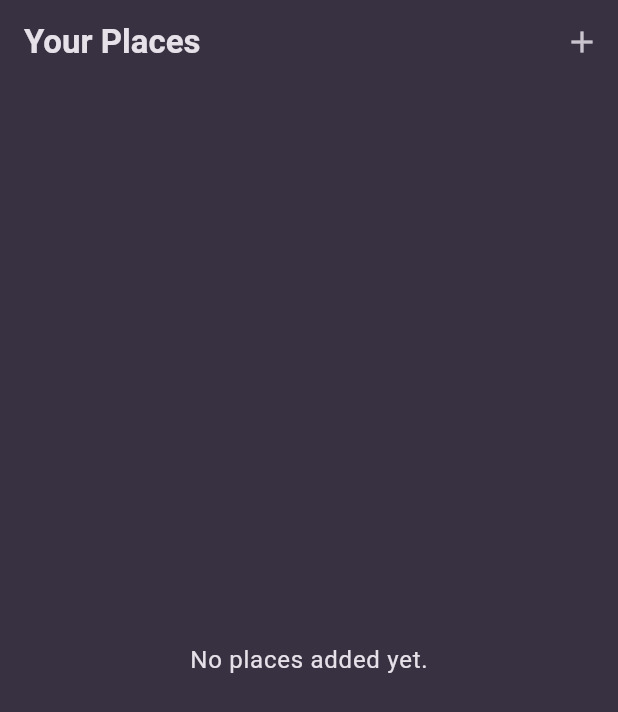
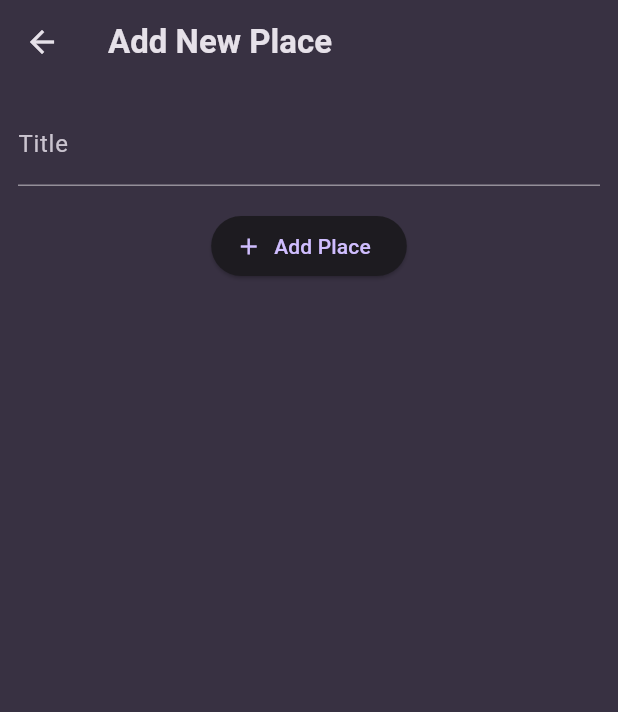
Before and after one commit to Agrima5115/Favorite_Places_App, a Flutter app: the screen it shows after launch, after a tap on the "add" icon, on a phone screen of 412 x 824 dp. Shown: the top 712 px of the screen. Run offline on Flutter 3.47's test engine with Material 3 defaults, Android fonts, the phone set to English and light mode, and no system bars; our stand-ins replace flutter_riverpod, google_fonts.

Commit message:
added navigation

```diff
--- a/lib/main.dart
+++ b/lib/main.dart
@@ -1,8 +1,7 @@
+import 'package:flutter/material.dart';
+import 'package:flutter_riverpod/flutter_riverpod.dart';
+import 'package:google_fonts/google_fonts.dart';
 import 'package:favorite_places/screens/places.dart';
-import 'package:favorite_places/widgets/places_list.dart';
-import 'package:flutter/material.dart';
-
-import 'package:google_fonts/google_fonts.dart';
 
 final colorScheme = ColorScheme.fromSeed(
   brightness: Brightness.dark,
@@ -28,7 +27,9 @@ final theme = ThemeData().copyWith(
 
 void main() {
   runApp(
-      const MyApp(),
+    const ProviderScope(
+      child: MyApp(),
+    ),
   );
 }
 
--- /dev/null
+++ b/lib/providers/user_places.dart
@@ -0,0 +1,15 @@
+import 'package:flutter_riverpod/flutter_riverpod.dart';
+import 'package:favorite_places/models/place.dart';
+
+class UserPlacesNotifier extends StateNotifier<List<Place>> {
+  UserPlacesNotifier() : super(const []);
+
+  void addPlace(String title) {
+    final newPlace = Place(title: title);
+    state = [newPlace, ...state];
+  }
+}
+
+final userPlacesProvider = StateNotifierProvider<UserPlacesNotifier, List<Place>>(
+  (ref) => UserPlacesNotifier(),
+);
--- a/lib/screens/add_place.dart
+++ b/lib/screens/add_place.dart
@@ -0,0 +1,66 @@
+import 'package:favorite_places/providers/user_places.dart';
+import 'package:flutter/material.dart';
+import 'package:flutter_riverpod/flutter_riverpod.dart';
+
+class AddPlaceScreen extends ConsumerStatefulWidget {
+  const AddPlaceScreen({super.key});
+  @override
+  ConsumerState<AddPlaceScreen> createState() {
+    return _AddPlaceScreenState();
+  }
+}
+
+class _AddPlaceScreenState extends ConsumerState<AddPlaceScreen> {
+  final _titleController = TextEditingController();
+
+  void _savePlace() {
+    final enteredTitle = _titleController.text;
+    if (enteredTitle.isEmpty) {
+      return;
+    }
+
+    ref.read(userPlacesProvider.notifier).addPlace(enteredTitle);
+    Navigator.of(context).pop();
+  }
+
+  @override
+  void dispose() {
+    _titleController.dispose();
+    super.dispose();
+  }
+
+  @override
+  Widget build(BuildContext context) {
+    return Scaffold(
+      appBar: AppBar(
+        title: const Text('Add New Place'),
+      ),
+      body: SingleChildScrollView(
+        padding: const EdgeInsets.all(12),
+        child: Column(
+          children: [
+            TextField(
+              decoration: const InputDecoration(
+                labelText: 'Title',
+              ),
+              controller: _titleController,
+              style: TextStyle(
+                color: Theme.of(context).colorScheme.onSurface,
+              ),
+            ),
+            const SizedBox(
+              height: 16,
+            ),
+            ElevatedButton.icon(
+              onPressed: _savePlace,
+              icon: const Icon(
+                Icons.add,
+              ),
+              label: const Text('Add Place'),
+            ),
+          ],
+        ),
+      ),
+    );
+  }
+}
--- /dev/null
+++ b/lib/screens/place_detail.dart
@@ -0,0 +1,25 @@
+import 'package:flutter/material.dart';
+import 'package:favorite_places/models/place.dart';
+
+class PlaceDetailScreen extends StatelessWidget {
+  const PlaceDetailScreen({super.key, required this.place});
+
+  final Place place;
+
+  @override
+  Widget build(BuildContext context) {
+    return Scaffold(
+      appBar: AppBar(
+        title: Text(place.title),
+      ),
+      body: Center(
+        child: Text(
+          place.title,
+          style: Theme.of(context).textTheme.bodyLarge!.copyWith(
+                color: Theme.of(context).colorScheme.onSurface,
+              ),
+        ),
+      ),
+    );
+  }
+}
--- a/lib/screens/places.dart
+++ b/lib/screens/places.dart
@@ -1,21 +1,33 @@
+import 'package:favorite_places/providers/user_places.dart';
+import 'package:favorite_places/screens/add_place.dart';
 import 'package:flutter/material.dart';
 import 'package:favorite_places/widgets/places_list.dart';
-class PlacesScreen extends StatelessWidget {
+import 'package:flutter_riverpod/flutter_riverpod.dart';
+
+class PlacesScreen extends ConsumerWidget {
   const PlacesScreen({super.key});
   @override
-  Widget build(BuildContext context) {
+  Widget build(BuildContext context, WidgetRef ref) {
+    final userPlaces = ref.watch(userPlacesProvider);
+
     return Scaffold(
       appBar: AppBar(
         title: const Text('Your Places'),
         actions: [
           IconButton(
             icon: const Icon(Icons.add),
-            onPressed: () {},
+            onPressed: () {
+              Navigator.of(context).push(
+                MaterialPageRoute(
+                  builder: (ctx) => const AddPlaceScreen(),
+                ),
+              );
+            },
           ),
         ],
       ),
       body: PlacesList(
-        places: [],
+        places: userPlaces,
       ),
     );
   }
--- a/lib/widgets/places_list.dart
+++ b/lib/widgets/places_list.dart
@@ -1,3 +1,4 @@
+import 'package:favorite_places/screens/place_detail.dart';
 import 'package:flutter/material.dart';
 import 'package:favorite_places/models/place.dart';
 
@@ -22,6 +23,9 @@ class PlacesList extends StatelessWidget {
                 color: Theme.of(context).colorScheme.onSurface,
               ),
         ),
+        onTap: () {
+          Navigator.of(context).push(MaterialPageRoute(builder: (ctx) => PlaceDetailScreen(place: places[index],),),);
+        },
       ),
     );
   }
--- a/pubspec.yaml
+++ b/pubspec.yaml
@@ -37,6 +37,7 @@ dependencies:
   cupertino_icons: ^1.0.6
   google_fonts: ^6.2.1
   uuid: ^4.5.0
+  flutter_riverpod: ^2.5.1
 
 dev_dependencies:
   flutter_test:
```
Also changed, not shown: lib/screens/places_detail.dart (deleted), pubspec.lock.
